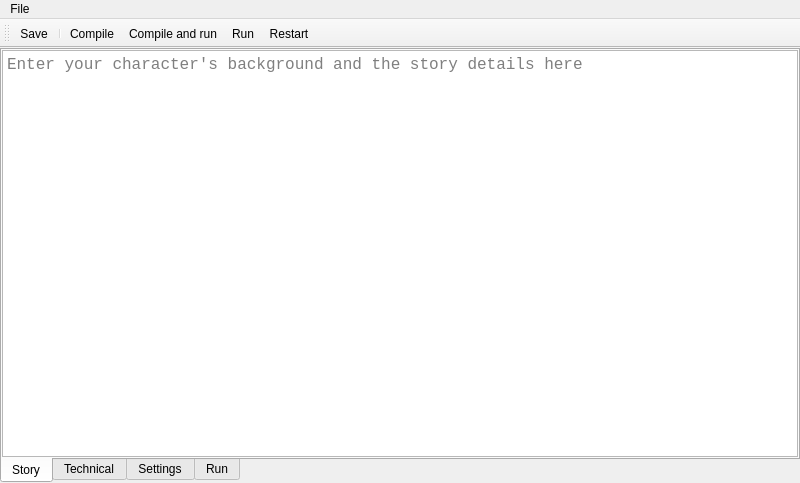
Above: llama_stories.ui from almien1/OllamaStories before the change. Below: the same form after it.
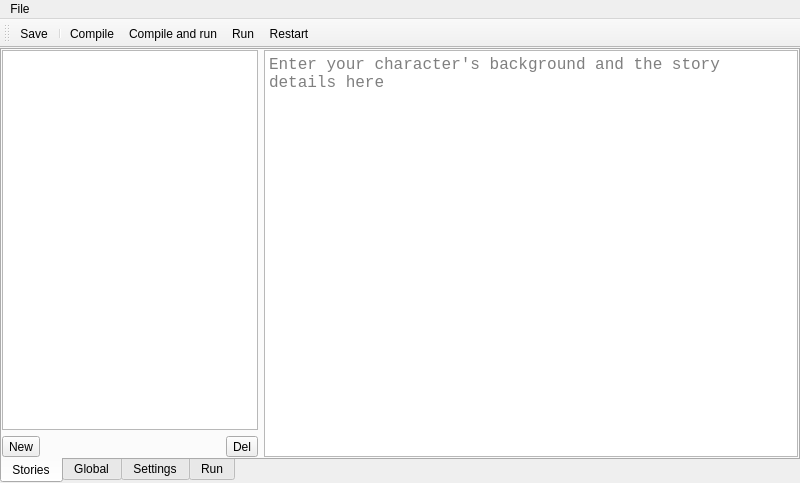
That is the form after the change. The open tabs and pages were chosen to show the change. Icons and pictures are not drawn.

Commit message: global prompt, prep for list

Patch:
```diff
--- a/llama_stories.ui
+++ b/llama_stories.ui
@@ -46,9 +46,9 @@
       </property>
       <widget class="QWidget" name="systemPromptTab">
        <attribute name="title">
-        <string>Story</string>
+        <string>Stories</string>
        </attribute>
-       <layout class="QVBoxLayout" name="verticalLayout_4">
+       <layout class="QHBoxLayout" name="horizontalLayout" stretch="0,4">
         <property name="leftMargin">
          <number>0</number>
         </property>
@@ -61,6 +61,44 @@
         <property name="bottomMargin">
          <number>0</number>
         </property>
+        <item>
+         <layout class="QVBoxLayout" name="verticalLayout_4">
+          <item>
+           <widget class="QListWidget" name="listStories"/>
+          </item>
+          <item>
+           <layout class="QHBoxLayout" name="horizontalLayout_2">
+            <item>
+             <widget class="QToolButton" name="btnNewStory">
+              <property name="text">
+               <string>New</string>
+              </property>
+             </widget>
+            </item>
+            <item>
+             <spacer name="horizontalSpacer">
+              <property name="orientation">
+               <enum>Qt::Orientation::Horizontal</enum>
+              </property>
+              <property name="sizeHint" stdset="0">
+               <size>
+                <width>40</width>
+                <height>20</height>
+               </size>
+              </property>
+             </spacer>
+            </item>
+            <item>
+             <widget class="QToolButton" name="btnDeleteStory">
+              <property name="text">
+               <string>Del</string>
+              </property>
+             </widget>
+            </item>
+           </layout>
+          </item>
+         </layout>
+        </item>
         <item>
          <widget class="QTextEdit" name="txtMainPrompt">
           <property name="font">
@@ -78,7 +116,7 @@
       </widget>
       <widget class="QWidget" name="globalPromptTab">
        <attribute name="title">
-        <string>Technical</string>
+        <string>Global</string>
        </attribute>
        <layout class="QVBoxLayout" name="verticalLayout_3">
         <property name="leftMargin">
@@ -168,20 +206,6 @@
             </property>
            </widget>
           </item>
-          <item row="4" column="1">
-           <layout class="QHBoxLayout" name="horizontalLayout_2">
-            <item>
-             <widget class="QLineEdit" name="txtGlobalFile"/>
-            </item>
-            <item>
-             <widget class="QToolButton" name="btnSetttingsFile">
-              <property name="text">
-               <string>...</string>
-              </property>
-             </widget>
-            </item>
-           </layout>
-          </item>
           <item row="2" column="1">
            <widget class="QSlider" name="slideTemp">
             <property name="maximum">
```
Left out of the diff: 11 changed lines with no effect on the pictures. The commit also changes 4 other files.
